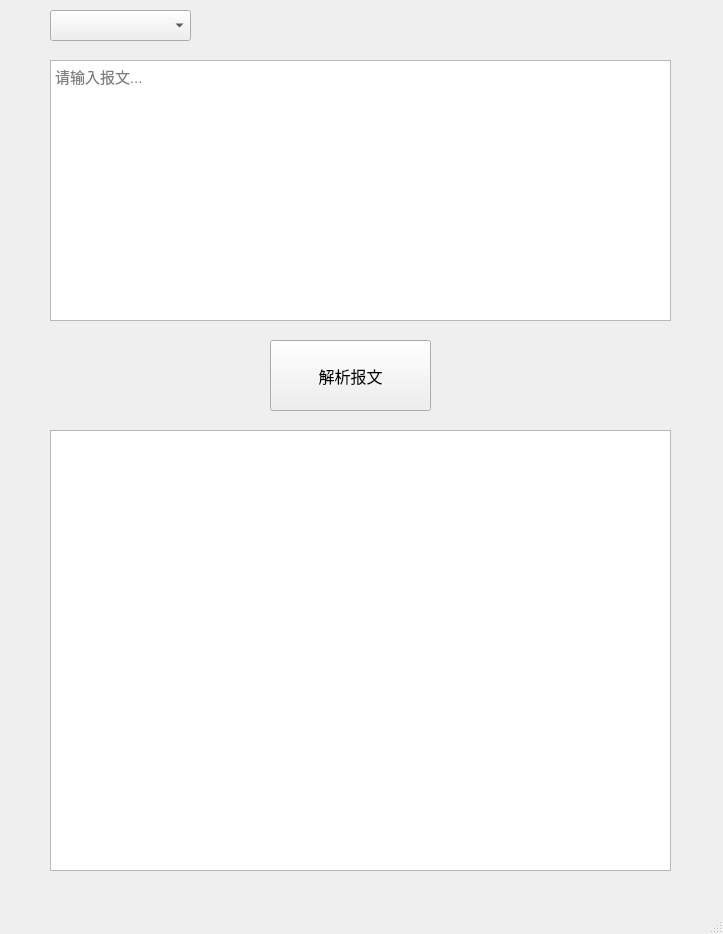
This is UI/zijianUI.ui in A1ch2mist/1014 as Qt 5 draws it before an edit. The edited form follows.
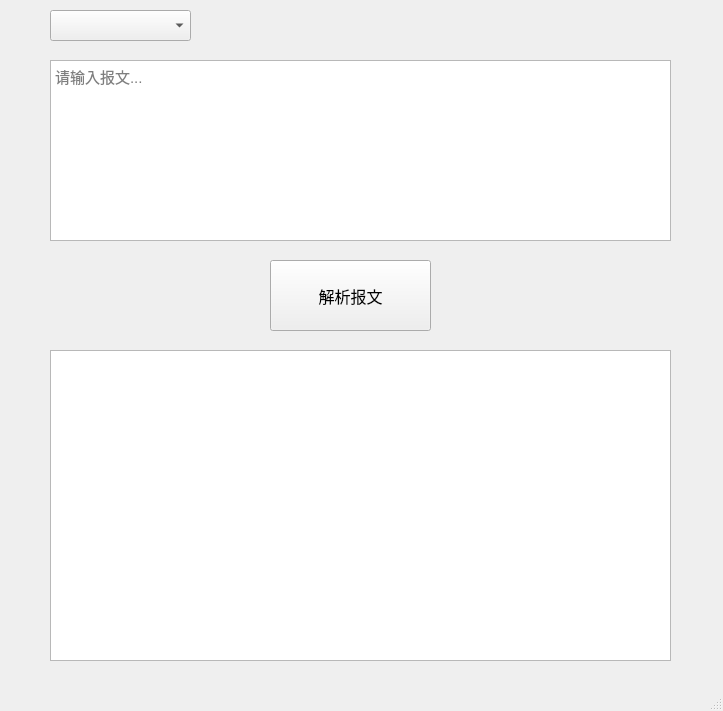
This is the edited form. Icons and pictures are not drawn.

Commit message: 修改窗口大小适应笔记本放大125%

Diff of the .ui file:
```diff
--- a/UI/zijianUI.ui
+++ b/UI/zijianUI.ui
@@ -7,7 +7,7 @@
     <x>0</x>
     <y>0</y>
     <width>723</width>
-    <height>934</height>
+    <height>711</height>
    </rect>
   </property>
   <property name="windowTitle">
@@ -21,9 +21,9 @@
     <property name="geometry">
      <rect>
       <x>50</x>
-      <y>430</y>
+      <y>350</y>
       <width>621</width>
-      <height>441</height>
+      <height>311</height>
      </rect>
     </property>
     <property name="font">
@@ -44,7 +44,7 @@
       <x>50</x>
       <y>60</y>
       <width>621</width>
-      <height>261</height>
+      <height>181</height>
      </rect>
     </property>
     <property name="font">
@@ -60,7 +60,7 @@
     <property name="geometry">
      <rect>
       <x>270</x>
-      <y>340</y>
+      <y>260</y>
       <width>161</width>
       <height>71</height>
      </rect>
```
The commit also changes 6 other files.
